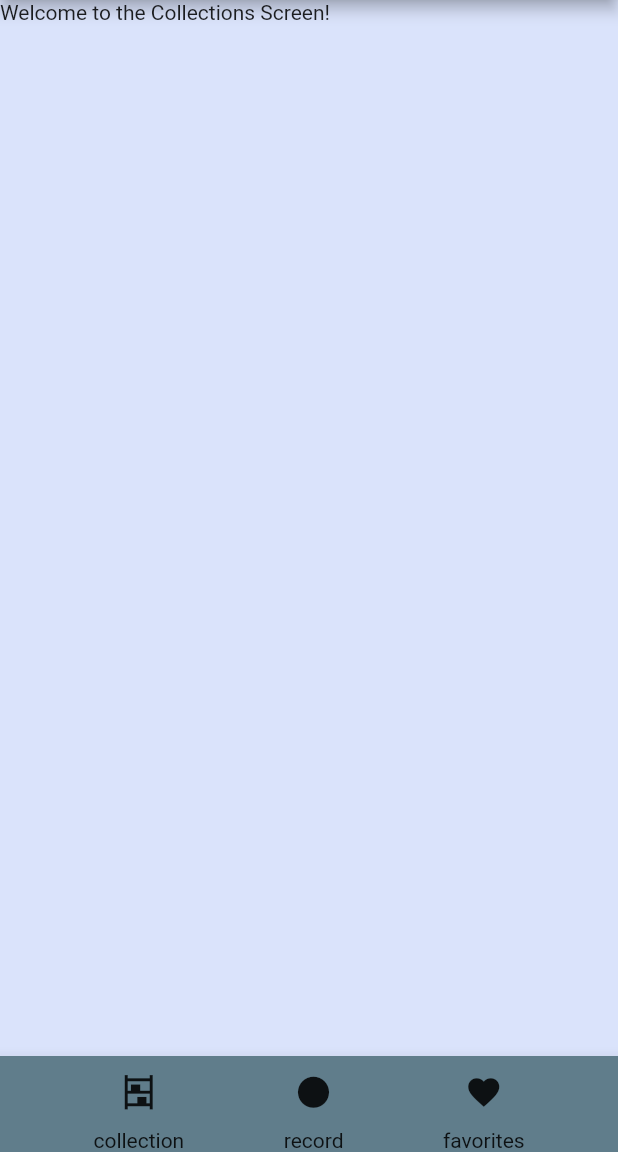
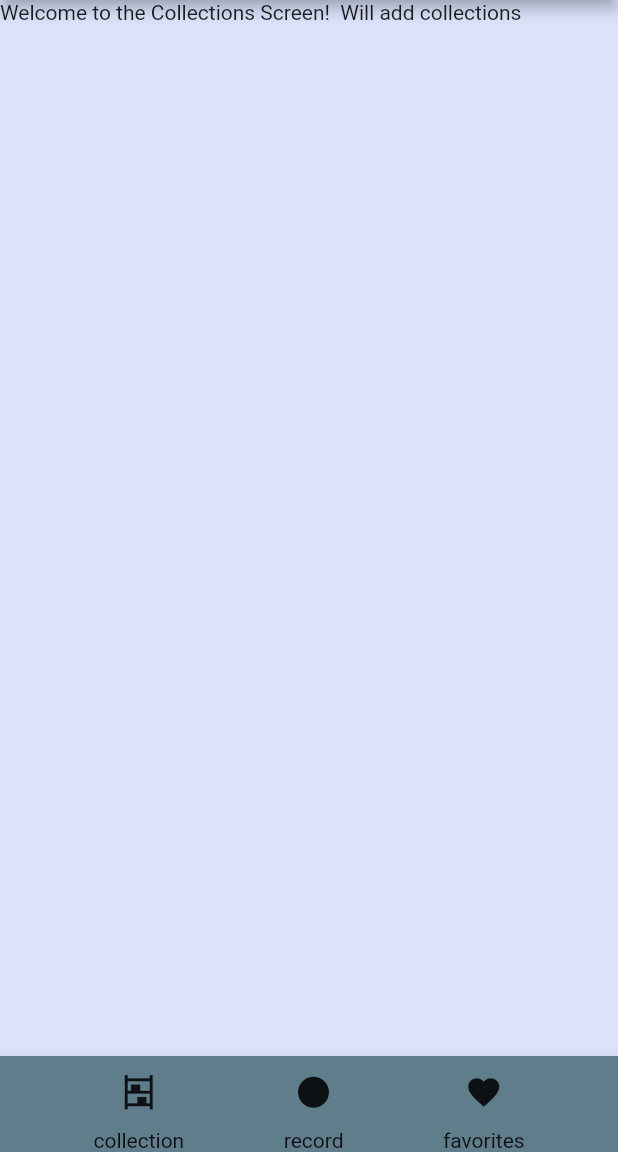
Before and after one commit to Alvarado96/voice_recorder, a Flutter app: the CollectionsScreen screen opened by its route, on a phone screen of 412 x 824 dp, the part 84-1236 px from its top. Run offline on Flutter 3.47's test engine with Material 2 defaults, Android fonts, the phone set to English and light mode, and no system bars; our stand-ins replace go_router, google_fonts, permission_handler; missing offline and left inert: flutter_sound.

Commit message:
Need to add collections

```diff
--- a/lib/collections_screen.dart
+++ b/lib/collections_screen.dart
@@ -16,7 +16,7 @@ class _CollectionsScreenState extends State<CollectionsScreen> {
     return const Scaffold(
       body: Column(
         children: [
-          Text("Welcome to the Collections Screen!")
+          Text("Welcome to the Collections Screen!  Will add collections")
         ],
       ),
     );
```
